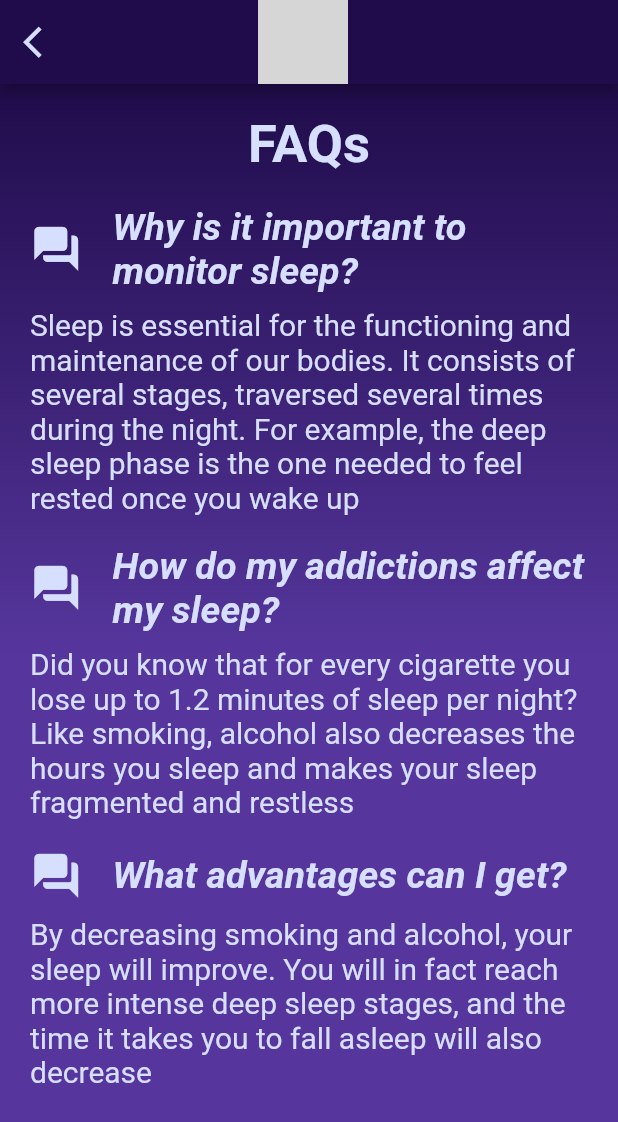
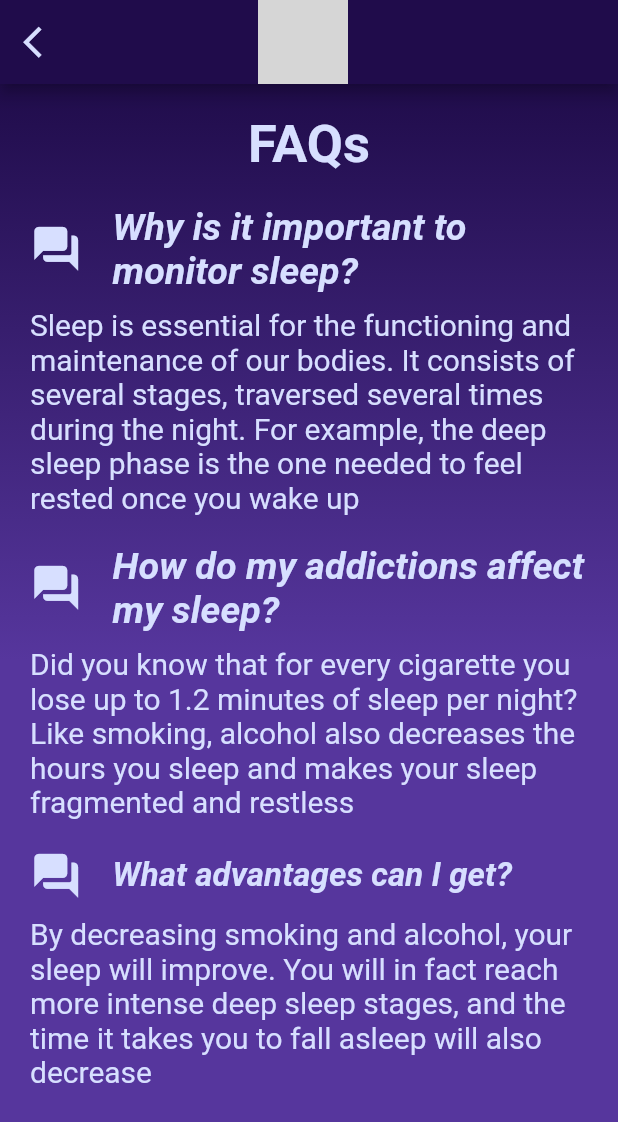
Before and after one commit to furlanivir/redis, a Flutter app: the FAQScreen screen opened directly, on a phone screen of 412 x 824 dp. Shown: the top 1122 px of the screen. Run offline on Flutter 3.47's test engine with Material 2 defaults, Android fonts, the phone set to English and light mode, and no system bars; our stand-ins replace fl_chart, floor, jwt_decoder, shared_preferences, simple_animations and 1 more; missing offline and left inert: dart:ffi, flutter_gif; accounts and stored records are empty; generated files the repository leaves out were written again; grey boxes are pictures that could not be loaded.

Commit message:
Final commit for project delivery

```diff
--- a/redis/lib/screens/Profile.dart
+++ b/redis/lib/screens/Profile.dart
@@ -187,7 +187,7 @@ class ProfileScreenState extends State<ProfileScreen>{
       appBar: AppBar(
         backgroundColor: const Color.fromRGBO(32, 12, 75, 1),
         leading: IconButton(
-          onPressed: () => Navigator.pop(context),
+          onPressed: () => Navigator.push(context, MaterialPageRoute(builder: (context)=>SettingsScreen())),
           icon: const Icon(Icons.arrow_back_ios,size: 25,color: Color.fromRGBO(215, 223, 255, 1))),
         title: Row(
           mainAxisAlignment: MainAxisAlignment.start,
--- a/redis/lib/screens/SettingsFAQ.dart
+++ b/redis/lib/screens/SettingsFAQ.dart
@@ -75,7 +75,7 @@ class FAQScreen extends StatelessWidget{
                   Icon(Icons.question_answer_rounded,color: Color.fromRGBO(215, 223, 255, 1,),size: 35,),
                   SizedBox(width: 20),
                   Text('What advantages can I get?',
-                  style: TextStyle(color: Color.fromRGBO(215, 223, 255, 1,),fontStyle: FontStyle.italic,fontWeight: FontWeight.bold,fontSize: 25))
+                  style: TextStyle(color: Color.fromRGBO(215, 223, 255, 1,),fontStyle: FontStyle.italic,fontWeight: FontWeight.bold,fontSize: 22))
                 ]
               ),
               SizedBox(height: 10),
```
